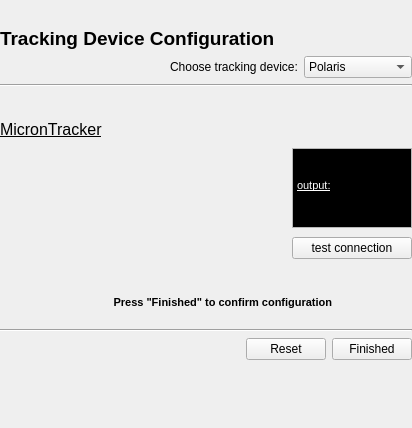
The window that Modules/IGTUI/Qmitk/QmitkTrackingDeviceConfigurationWidgetControls.ui (MITK/MITK) describes before a commit, drawn with Qt 5.
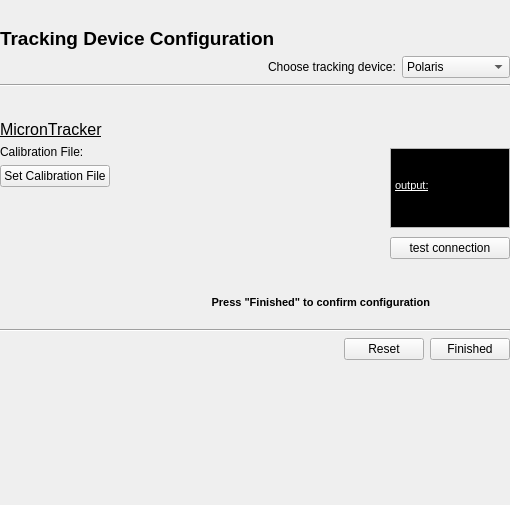
The same window after the commit. The open tabs and pages were chosen to show the change.

Commit message: Added UI elements for setting of the calibration dir.

Patch:
```diff
--- a/Modules/IGTUI/Qmitk/QmitkTrackingDeviceConfigurationWidgetControls.ui
+++ b/Modules/IGTUI/Qmitk/QmitkTrackingDeviceConfigurationWidgetControls.ui
@@ -6,8 +6,8 @@
    <rect>
     <x>0</x>
     <y>0</y>
-    <width>412</width>
-    <height>428</height>
+    <width>510</width>
+    <height>505</height>
    </rect>
   </property>
   <property name="windowTitle">
@@ -529,6 +529,37 @@
               <layout class="QHBoxLayout" name="horizontalLayout_13">
                <item>
                 <layout class="QVBoxLayout" name="verticalLayout_10">
+                 <item>
+                  <widget class="QLabel" name="m_MTCalibrationFile">
+                   <property name="text">
+                    <string>Calibration File: &lt;none&gt;</string>
+                   </property>
+                  </widget>
+                 </item>
+                 <item>
+                  <layout class="QHBoxLayout" name="horizontalLayout_16">
+                   <item>
+                    <widget class="QPushButton" name="m_SetMTCalibrationFile">
+                     <property name="text">
+                      <string>Set Calibration File</string>
+                     </property>
+                    </widget>
+                   </item>
+                   <item>
+                    <spacer name="horizontalSpacer_5">
+                     <property name="orientation">
+                      <enum>Qt::Horizontal</enum>
+                     </property>
+                     <property name="sizeHint" stdset="0">
+                      <size>
+                       <width>40</width>
+                       <height>20</height>
+                      </size>
+                     </property>
+                    </spacer>
+                   </item>
+                  </layout>
+                 </item>
                  <item>
                   <spacer name="horizontalSpacer_10">
                    <property name="orientation">
@@ -583,7 +614,7 @@
                     <string>&lt;!DOCTYPE HTML PUBLIC &quot;-//W3C//DTD HTML 4.0//EN&quot; &quot;http://www.w3.org/TR/REC-html40/strict.dtd&quot;&gt;
 &lt;html&gt;&lt;head&gt;&lt;meta name=&quot;qrichtext&quot; content=&quot;1&quot; /&gt;&lt;style type=&quot;text/css&quot;&gt;
 p, li { white-space: pre-wrap; }
-&lt;/style&gt;&lt;/head&gt;&lt;body style=&quot; font-family:'MS Shell Dlg 2'; font-size:8.25pt; font-weight:400; font-style:normal;&quot; bgcolor=&quot;#000000&quot;&gt;
+&lt;/style&gt;&lt;/head&gt;&lt;body style=&quot; font-family:'MS Shell Dlg 2'; font-size:7.8pt; font-weight:400; font-style:normal;&quot; bgcolor=&quot;#000000&quot;&gt;
 &lt;p style=&quot; margin-top:0px; margin-bottom:0px; margin-left:0px; margin-right:0px; -qt-block-indent:0; text-indent:0px;&quot;&gt;&lt;span style=&quot; font-size:8pt;&quot;&gt;                                          &lt;/span&gt;&lt;/p&gt;
 &lt;p style=&quot; margin-top:0px; margin-bottom:0px; margin-left:0px; margin-right:0px; -qt-block-indent:0; text-indent:0px;&quot;&gt;&lt;span style=&quot; font-size:8pt;&quot;&gt;                                          &lt;/span&gt;&lt;/p&gt;
 &lt;p style=&quot; margin-top:0px; margin-bottom:0px; margin-left:0px; margin-right:0px; -qt-block-indent:0; text-indent:0px;&quot;&gt;&lt;span style=&quot; font-size:8pt; text-decoration: underline; color:#ffffff;&quot;&gt;output:&lt;/span&gt;&lt;span style=&quot; font-size:8pt;&quot;&gt;                                        &lt;/span&gt;&lt;/p&gt;&lt;/body&gt;&lt;/html&gt;</string>
```
Left out of the diff: 8 changed lines with no effect on the pictures. The commit also changes 2 other files.
